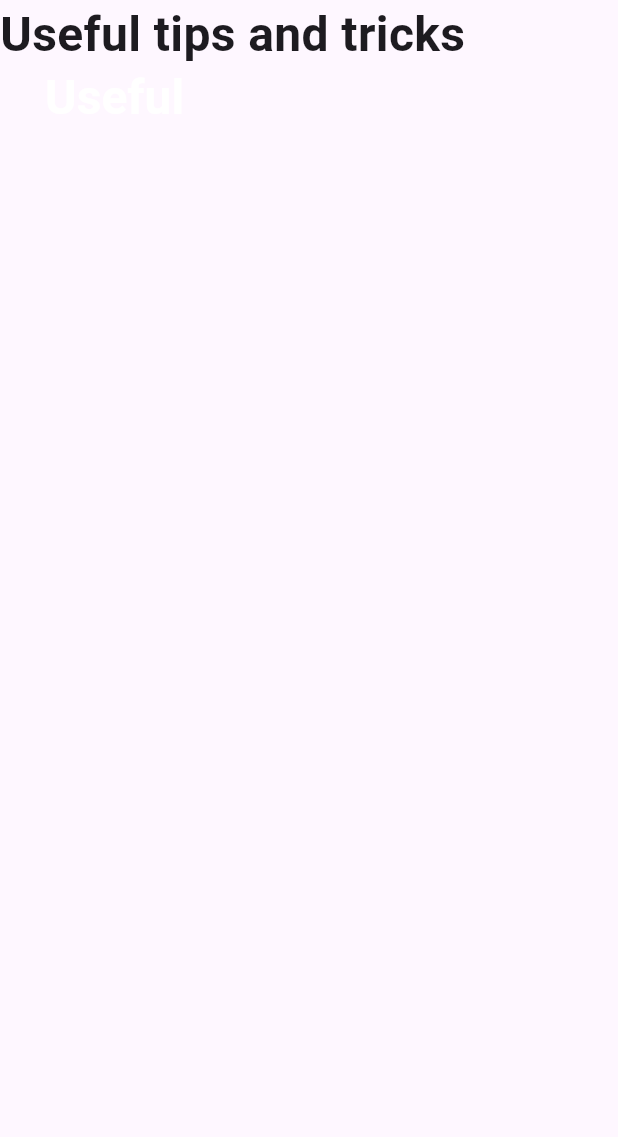
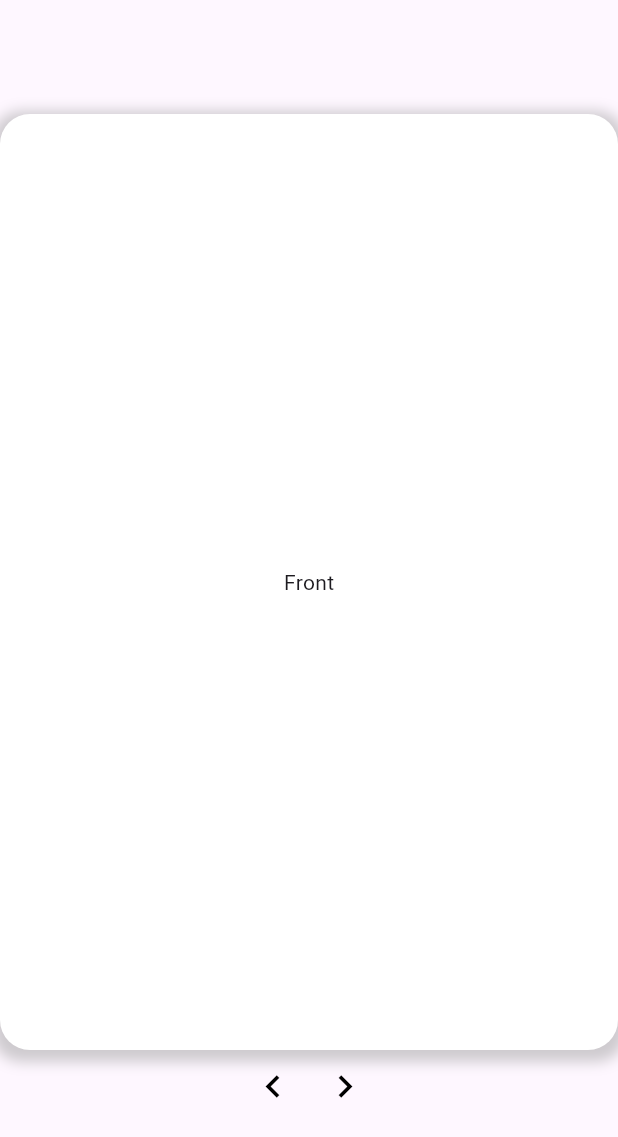
Before and after one commit to infor-share/flutter-tips-and-tricks, a Flutter app: the screen it shows after launch, on a phone screen of 412 x 824 dp. Shown: the top 1137 px of the screen. Run offline on Flutter 3.47's test engine with Material 3 defaults, Android fonts, the phone set to English and light mode, and no system bars; drawn by our look-alikes of animated_text_kit, flip_card.

Commit message:
Add files via upload

```diff
--- a/lib/views/screens/myhomepage.dart
+++ b/lib/views/screens/myhomepage.dart
@@ -1,7 +1,5 @@
 import 'package:flutter/material.dart';
-import 'package:animated_text_kit/animated_text_kit.dart';
-import 'package:tips_and_tricks/views/widget/animation_text.dart';
-import 'package:tips_and_tricks/views/widget/fade_text.dart';
+import 'package:flip_card/flip_card.dart';
 
 class MyHomePage extends StatefulWidget {
   const MyHomePage({super.key});
@@ -11,18 +9,108 @@ class MyHomePage extends StatefulWidget {
 }
 
 class _MyHomePageState extends State<MyHomePage> {
+  int i = 0;
+  List<MessageCard> items = [
+    MessageCard(front: 'Front', back: 'Back'),
+    MessageCard(front: "Hi", back: 'Xin chào'),
+    MessageCard(front: "1", back: "2")
+  ];
   @override
   Widget build(BuildContext context) {
     return Scaffold(
-      body: Column(
-        children: [
-          animated_text(txt: 'Useful tips and tricks'),
-          fade_text(animatedTexts: [
-            FadeAnimatedText('Useful'),
-            FadeAnimatedText('Useful tips and tricks')
-          ])
-        ],
-      ),
-    );
+        body: ListView(
+      scrollDirection: Axis.horizontal,
+      children: [
+        Column(
+          crossAxisAlignment: CrossAxisAlignment.center,
+          mainAxisAlignment: MainAxisAlignment.center,
+          children: [
+            FlipCard(
+              fill: Fill.fillBack,
+              alignment: Alignment.center,
+              direction: FlipDirection.HORIZONTAL,
+              side: CardSide.FRONT,
+              // front of the card
+              front: Container(
+                alignment: Alignment.center,
+                decoration: BoxDecoration(
+                  color: Colors.white,
+                  borderRadius: const BorderRadius.all(Radius.circular(20.0)),
+                  boxShadow: [
+                    BoxShadow(
+                      color: Colors.grey.withOpacity(0.5),
+                      spreadRadius: 5,
+                      blurRadius: 7,
+                      offset: const Offset(0, 3), // changes position of shadow
+                    ),
+                  ],
+                ),
+                width: MediaQuery.of(context).size.width,
+                height: MediaQuery.of(context).size.height - 200,
+                child: Text(items[i].front),
+              ),
+              // back of the card
+              back: Container(
+                decoration: BoxDecoration(
+                  color: Colors.white,
+                  borderRadius: const BorderRadius.all(Radius.circular(20.0)),
+                  boxShadow: [
+                    BoxShadow(
+                      color: Colors.grey.withOpacity(0.5),
+                      spreadRadius: 5,
+                      blurRadius: 7,
+                      offset: const Offset(0, 3), // changes position of shadow
+                    ),
+                  ],
+                ),
+                alignment: Alignment.center,
+                child: Text(items[i].back),
+              ),
+            ),
+            Row(
+              mainAxisAlignment: MainAxisAlignment.spaceAround,
+              children: [
+                IconButton(
+                  icon: const Icon(
+                    Icons.navigate_before,
+                    size: 30,
+                    color: Colors.black,
+                  ),
+                  onPressed: () {
+                    // ...
+                    setState(() {
+                      i = (i - 1 >= 0) ? i - 1 : items.length - 1;
+                    });
+                  },
+                ),
+                IconButton(
+                  icon: const Icon(
+                    Icons.navigate_next,
+                    size: 30,
+                    color: Colors.black,
+                  ),
+                  onPressed: () {
+                    // ...
+                    setState(() {
+                      i = (i + 1 < items.length) ? i + 1 : 0;
+                    });
+                  },
+                ),
+              ],
+            )
+          ],
+        )
+      ],
+    ));
   }
 }
+
+class MessageCard {
+  final String front;
+  final String back;
+
+  MessageCard({
+    required this.front,
+    required this.back,
+  });
+}
--- a/pubspec.yaml
+++ b/pubspec.yaml
@@ -36,6 +36,10 @@ dependencies:
   # Use with the CupertinoIcons class for iOS style icons.
   cupertino_icons: ^1.0.2
   animated_text_kit: ^4.2.2
+  flutter_speed_dial: ^7.0.0
+  carousel_slider: ^4.2.1
+  flutter_slidable: ^3.0.1
+  flip_card: ^0.7.0
 
 dev_dependencies:
   flutter_test:
```
Also changed, not shown: pubspec.lock.
